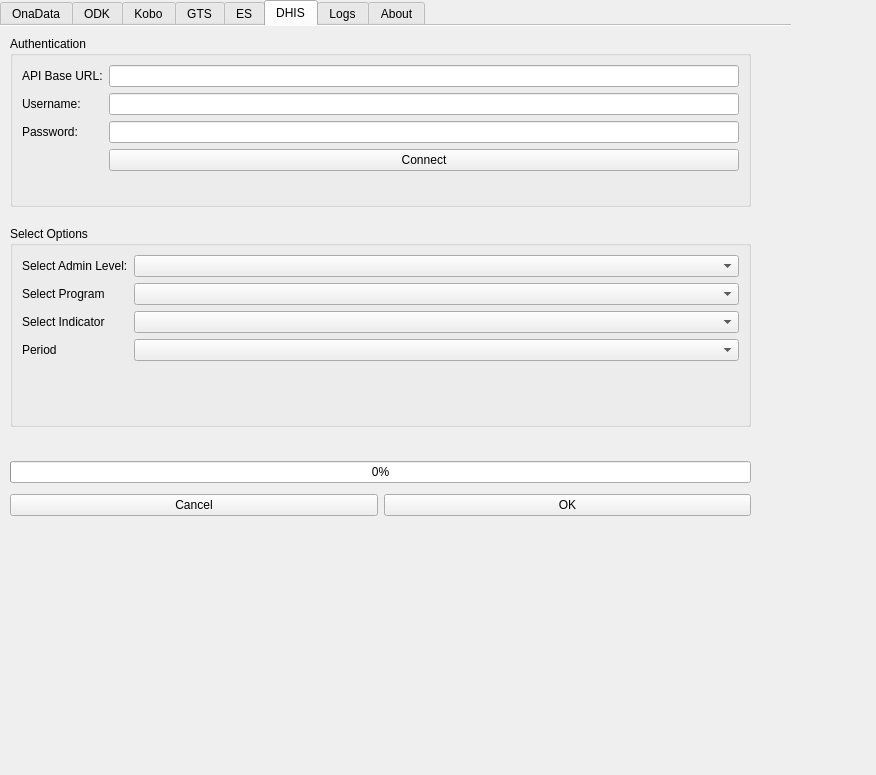
Above: afpolgis_dialog_base.ui from KipSigei/afpolgis-data-connector before the change. Below: the same form after it.
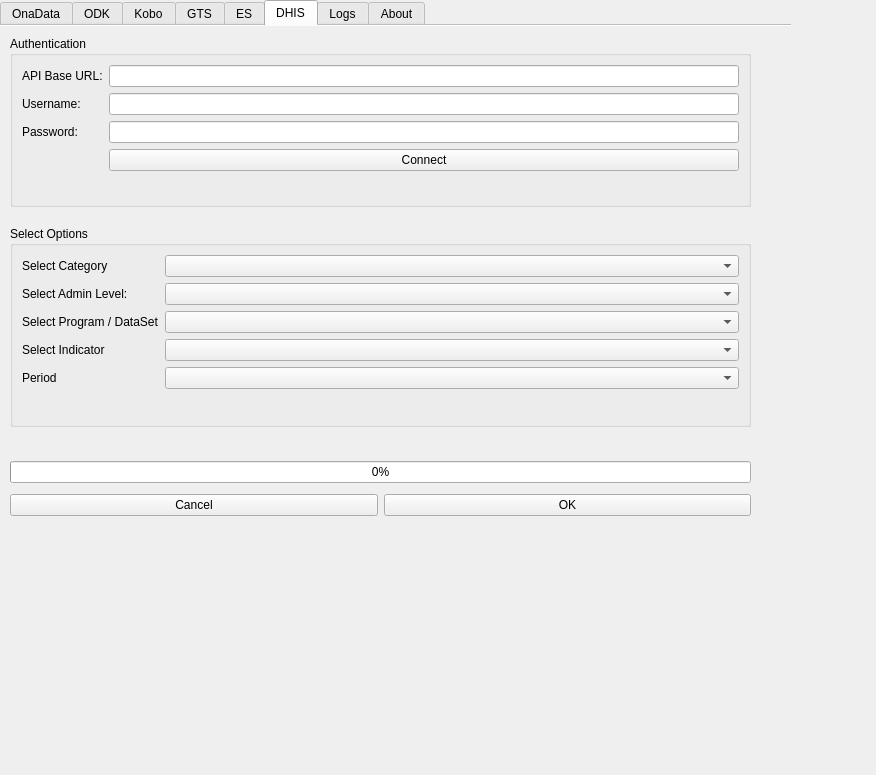
That is the form after the change. Icons and pictures are not drawn. Custom widgets are drawn as their Qt base class.

Commit message: Categorize by programs or datasets

Patch:
```diff
--- a/afpolgis_dialog_base.ui
+++ b/afpolgis_dialog_base.ui
@@ -1178,46 +1178,56 @@
       <string>Select Options</string>
      </property>
      <layout class="QFormLayout" name="formLayout_8">
-      <item row="0" column="0">
+      <item row="1" column="0">
        <widget class="QLabel" name="label_6">
         <property name="text">
          <string>Select Admin Level:</string>
         </property>
        </widget>
       </item>
-      <item row="0" column="1">
-       <widget class="QComboBox" name="ComboDhisAdminLevels"/>
-      </item>
-      <item row="1" column="0">
-       <widget class="QLabel" name="label_9">
-        <property name="text">
-         <string>Select Program</string>
-        </property>
-       </widget>
-      </item>
       <item row="1" column="1">
-       <widget class="QComboBox" name="comboDhisIndicatorGroups"/>
+       <widget class="QComboBox" name="ComboDhisAdminLevels"/>
       </item>
       <item row="2" column="0">
+       <widget class="QLabel" name="label_9">
+        <property name="text">
+         <string>Select Program / DataSet</string>
+        </property>
+       </widget>
+      </item>
+      <item row="2" column="1">
+       <widget class="QComboBox" name="comboDhisProgramsOrDataSets"/>
+      </item>
+      <item row="3" column="0">
        <widget class="QLabel" name="label_5">
         <property name="text">
          <string>Select Indicator</string>
         </property>
        </widget>
       </item>
-      <item row="2" column="1">
+      <item row="3" column="1">
        <widget class="QComboBox" name="comboDhisIndicators"/>
       </item>
-      <item row="3" column="0">
+      <item row="4" column="0">
        <widget class="QLabel" name="label_7">
         <property name="text">
          <string>Period</string>
         </property>
        </widget>
       </item>
-      <item row="3" column="1">
+      <item row="4" column="1">
        <widget class="QComboBox" name="comboDhisPeriod"/>
       </item>
+      <item row="0" column="1">
+       <widget class="QComboBox" name="ComboDhisCategory"/>
+      </item>
+      <item row="0" column="0">
+       <widget class="QLabel" name="label_10">
+        <property name="text">
+         <string>Select Category</string>
+        </property>
+       </widget>
+      </item>
      </layout>
     </widget>
     <widget class="QWidget" name="layoutWidget_5">
```
Left out of the diff: 2 changed lines with no effect on the pictures. The commit also changes 2 other files.
